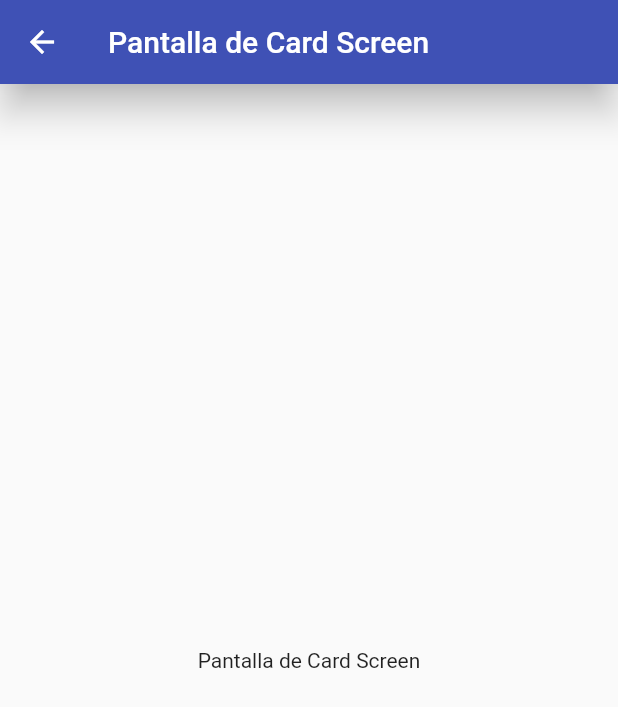
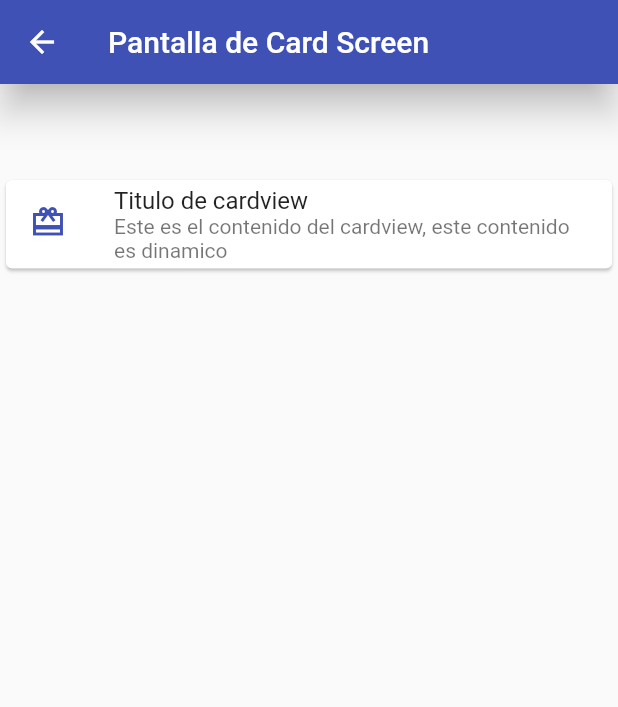
Before and after one commit to vhsanga/victor_app_flutter, a Flutter app: the CardScreen screen opened by its route, on a phone screen of 412 x 824 dp. Shown: the top 707 px of the screen. Run offline on Flutter 3.47's test engine with Material 2 defaults, Android fonts, the phone set to English and light mode, and no system bars.

Commit message:
componentes de fluter

```diff
--- a/lib/screens/card_screen.dart
+++ b/lib/screens/card_screen.dart
@@ -1,5 +1,6 @@
 import 'package:flutter/cupertino.dart';
 import 'package:flutter/material.dart';
+import 'package:victor_app_flutter/widgets/cardview_custom.dart';
 
 class CardScreen extends StatelessWidget{
   const CardScreen({super.key});
@@ -10,7 +11,14 @@ class CardScreen extends StatelessWidget{
       appBar: AppBar(
         title: const Text("Pantalla de Card Screen"),
       ),
-      body: Center(child: Text("Pantalla de Card Screen")),
+      body: Padding(
+        padding: const EdgeInsets.only(top: 60),
+        child: Column(
+          children: const [
+            CardviewCustom(contenido: "Este es el contenido del cardview, este contenido es dinamico", titulo: "Titulo de cardview"),
+          ],
+        ),
+      ),
     );
   }
 
--- a/lib/screens/home_screen.dart
+++ b/lib/screens/home_screen.dart
@@ -18,7 +18,7 @@ class HomeScreen extends StatelessWidget {
           title: Text(listaMenu[index].nombre),
           leading: Icon(listaMenu[index].icono),
           onTap: () {
-            Navigator.pushNamed(context, listaMenu[index].route);
+            Navigator.of(context).push(AppRouter.createRouteEffect(listaMenu[index].screen) );
           },
         ),
         separatorBuilder: (context, index) => const Divider(),
--- /dev/null
+++ b/lib/widgets/cardview_custom.dart
@@ -0,0 +1,25 @@
+import 'package:flutter/cupertino.dart';
+import 'package:flutter/material.dart';
+import 'package:victor_app_flutter/theme/app_theme.dart';
+
+class CardviewCustom extends StatelessWidget{
+  final String contenido;
+  final String titulo;
+  const CardviewCustom({super.key, required this.contenido, required this.titulo});
+
+  @override
+  Widget build(BuildContext context) {
+    return Card(
+      child: Column(
+        children:  [
+          ListTile(
+            title: Text(titulo),
+            subtitle: Text(contenido),
+            leading: Icon(Icons.card_giftcard_sharp, color: AppTheme.primaryColor),
+          )
+        ],
+      ),
+    );
+  }
+
+}
--- a/pubspec.yaml
+++ b/pubspec.yaml
@@ -60,7 +60,8 @@ flutter:
   uses-material-design: true
 
   # To add assets to your application, add an assets section, like this:
-  # assets:
+  assets:
+    - assets/
   #   - images/a_dot_burr.jpeg
   #   - images/a_dot_ham.jpeg
 
```
Also changed, not shown: lib/router/app_router.dart (+19 -0 lines), lib/screens/alert_screen.dart (+35 -1 lines), lib/screens/animated_screen.dart (+35 -3 lines), lib/screens/avatar_screen.dart (+16 -2 lines), assets/FOTO.PNG (added).
